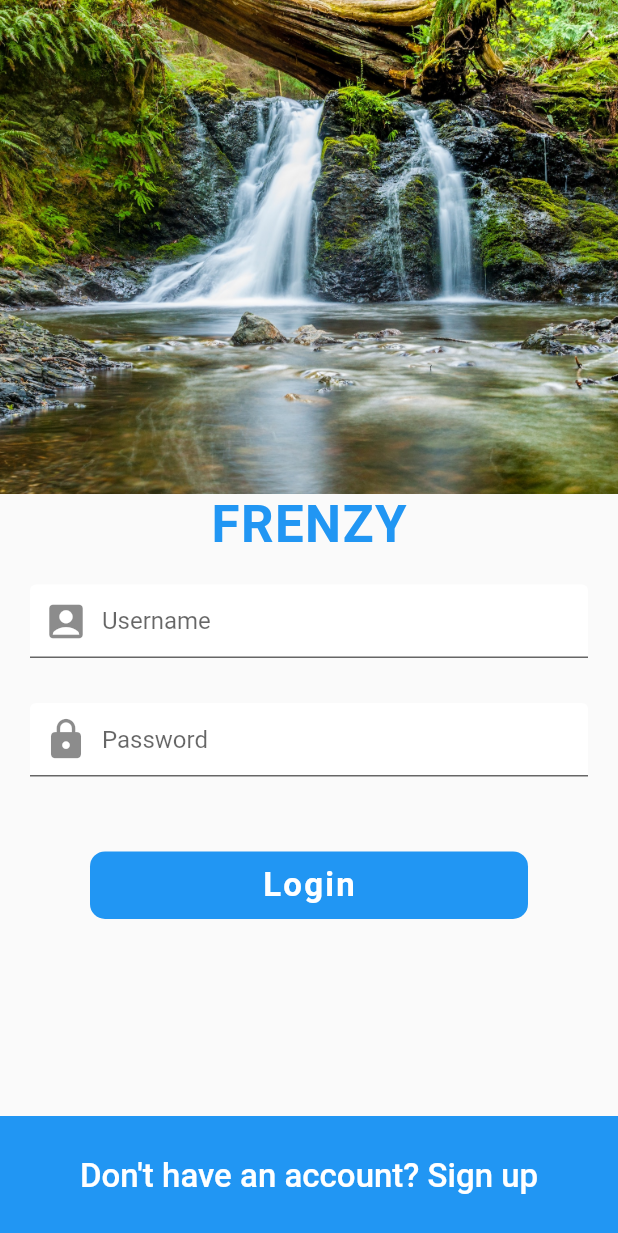
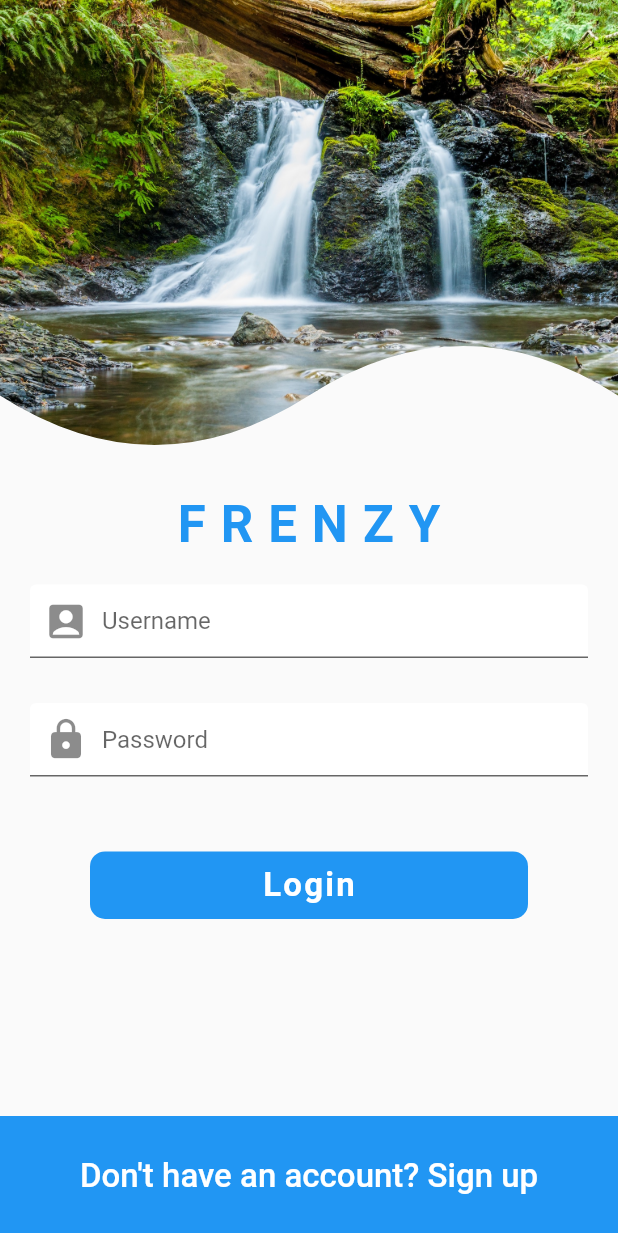
Before and after one commit to sumithpdd/flutter_social, a Flutter app: the screen it shows after launch, on a phone screen of 412 x 824 dp. Shown: the top 1233 px of the screen. Run offline on Flutter 3.47's test engine with Material 2 defaults, Android fonts, the phone set to English and light mode, and no system bars.

Commit message:
Custom curve clipper

```diff
--- a/lib/screens/login_screen.dart
+++ b/lib/screens/login_screen.dart
@@ -1,4 +1,5 @@
 import 'package:flutter/material.dart';
+import 'package:flutter_social_ui/widgets/curve_clipper.dart';
 
 class LoginScreen extends StatefulWidget {
   @override
@@ -13,11 +14,14 @@ class _LoginScreenState extends State<LoginScreen> {
           child: Container(
         height: MediaQuery.of(context).size.height,
         child: Column(children: <Widget>[
-          Image(
-            height: MediaQuery.of(context).size.height / 2.5,
-            width: double.infinity,
-            image: AssetImage('assets/images/login_background.jpg'),
-            fit: BoxFit.cover,
+          ClipPath(
+                 clipper: CurveClipper(),
+                      child: Image(
+              height: MediaQuery.of(context).size.height / 2.5,
+              width: double.infinity,
+              image: AssetImage('assets/images/login_background.jpg'),
+              fit: BoxFit.cover,
+            ),
           ),
           Text(
             'FRENZY',
@@ -25,7 +29,7 @@ class _LoginScreenState extends State<LoginScreen> {
                 color: Theme.of(context).primaryColor,
                 fontSize: 34.0,
                 fontWeight: FontWeight.bold,
-                letterSpacing: 1.0),
+                letterSpacing: 10.0),
           ),
           SizedBox(
             height: 10.0,
--- /dev/null
+++ b/lib/widgets/curve_clipper.dart
@@ -0,0 +1,26 @@
+import 'package:flutter/cupertino.dart';
+
+class CurveClipper extends CustomClipper<Path> {
+  @override
+  Path getClip(Size size) {
+    Path path = Path();
+    path.lineTo(0, 4 * size.height / 5);
+    Offset curvePoint1 = Offset(size.width / 4, size.height);
+    Offset centerPoint = Offset(size.width / 2, 4 * size.height / 5);
+    path.quadraticBezierTo(
+        curvePoint1.dx, curvePoint1.dy, centerPoint.dx, centerPoint.dy);
+
+    Offset curvePoint2 = Offset(3 * size.width / 4, 3 * size.height / 5);
+    Offset endPoint = Offset(size.width, 4 * size.height / 5);
+    path.quadraticBezierTo(
+        curvePoint2.dx, curvePoint2.dy, endPoint.dx, endPoint.dy);
+    path.lineTo(size.width, 0);
+    path.close();
+    return path;
+  }
+
+  @override
+  bool shouldReclip(CustomClipper<Path> oldClipper) {
+    return false;
+  }
+}
```
